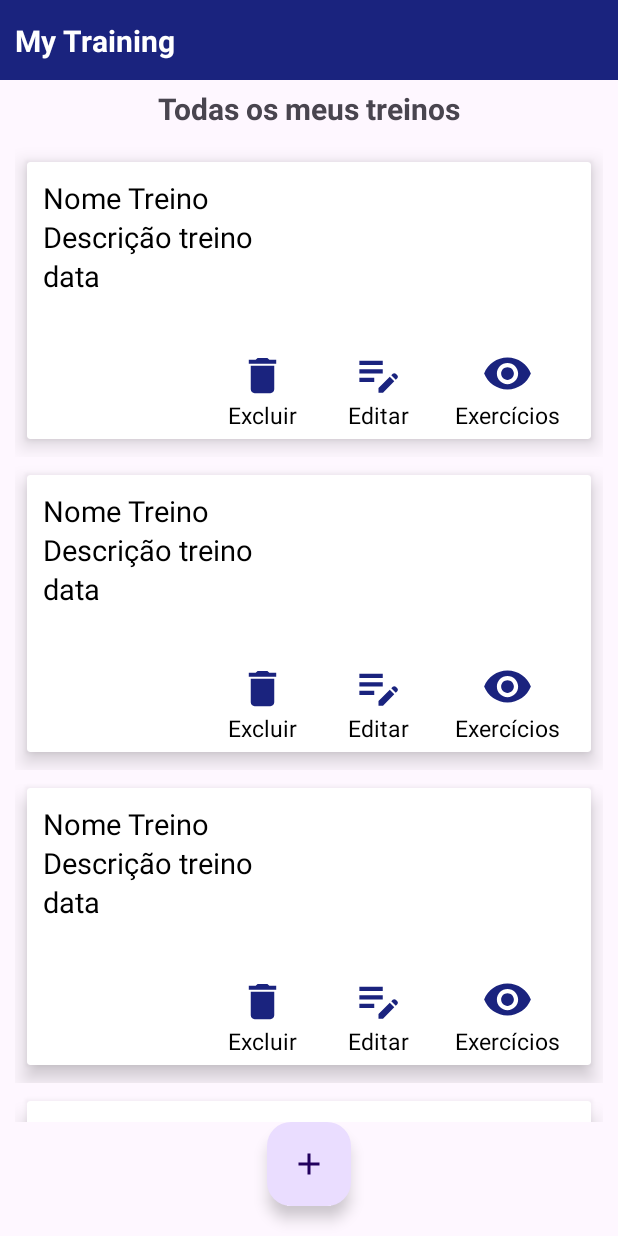
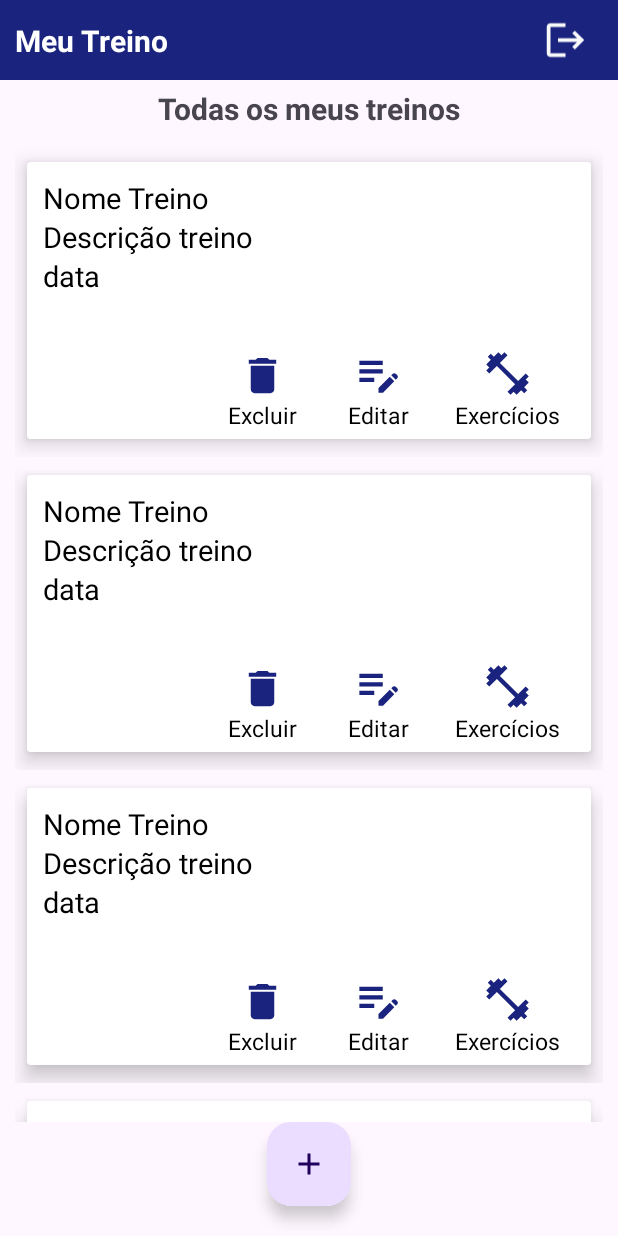
Before and after one commit to luizsfl/MyTrainingProj, an Android app: the layout fragment_traning.xml on its own in the app's theme, with its tools: preview values and no code run, on a phone screen of 412 x 824 dp. Run offline under Robolectric (Android 15) with nearby library versions, the phone set to English and light mode, and no system bars.

Commit message:
Ajustes de layout e criado uma função para logout

```diff
--- a/app/src/main/java/com/gym/mytraining/presentation/adapter/ExerciseAdapter.kt
+++ b/app/src/main/java/com/gym/mytraining/presentation/adapter/ExerciseAdapter.kt
@@ -5,6 +5,7 @@ import android.graphics.Color
 import android.view.LayoutInflater
 import android.view.ViewGroup
 import androidx.recyclerview.widget.RecyclerView
+import com.gym.mytraining.R
 import com.gym.mytraining.databinding.ItemExerciseBinding
 import com.gym.mytraining.databinding.ItemTrainingBinding
 import com.gym.mytraining.domain.model.Exercise
@@ -21,8 +22,9 @@ class ExerciseAdapter(private val dataSet: List<Exercise>) :
     class ViewHolder(val binding: ItemExerciseBinding, val context: Context) : RecyclerView.ViewHolder(binding.root) {
 
         fun bind(item: Exercise){
-            binding.title.text = item.name
-            binding.observation.text = item.observation
+            binding.title.text = context.getString(R.string.name_exercise, item.name)
+            binding.observation.text =
+                context.getString(R.string.observation_exercise, item.observation)
             // binding.date.text = item.date.toString()
             if(item.deleted){
                 binding.container1.setBackgroundColor(Color.DKGRAY)
--- a/app/src/main/java/com/gym/mytraining/presentation/adapter/TrainingAdapter.kt
+++ b/app/src/main/java/com/gym/mytraining/presentation/adapter/TrainingAdapter.kt
@@ -4,6 +4,7 @@ import android.content.Context
 import android.view.LayoutInflater
 import android.view.ViewGroup
 import androidx.recyclerview.widget.RecyclerView
+import com.gym.mytraining.R
 import com.gym.mytraining.databinding.ItemTrainingBinding
 import com.gym.mytraining.domain.model.Training
 
@@ -18,8 +19,9 @@ class TrainingAdapter(private val dataSet: List<Training>) :
     class ViewHolder(val binding: ItemTrainingBinding, val context: Context) : RecyclerView.ViewHolder(binding.root) {
 
         fun bind(item: Training){
-            binding.title.text = item.name
-            binding.description.text = item.description
+            binding.title.text = context.getString(R.string.name_training, item.name)
+            binding.description.text =
+                context.getString(R.string.description_training, item.description)
            // binding.date.text = item.date.toString()
         }
     }
--- /dev/null
+++ b/app/src/main/res/drawable/ic_fitness_center_24.xml
@@ -0,0 +1,5 @@
+<vector android:height="24dp" android:tint="#1A237E"
+    android:viewportHeight="24" android:viewportWidth="24"
+    android:width="24dp" xmlns:android="http://schemas.android.com/apk/res/android">
+    <path android:fillColor="@android:color/white" android:pathData="M20.57,14.86L22,13.43 20.57,12 17,15.57 8.43,7 12,3.43 10.57,2 9.14,3.43 7.71,2 5.57,4.14 4.14,2.71 2.71,4.14l1.43,1.43L2,7.71l1.43,1.43L2,10.57 3.43,12 7,8.43 15.57,17 12,20.57 13.43,22l1.43,-1.43L16.29,22l2.14,-2.14 1.43,1.43 1.43,-1.43 -1.43,-1.43L22,16.29z"/>
+</vector>
--- /dev/null
+++ b/app/src/main/res/drawable/ic_logout_24.xml
@@ -0,0 +1,5 @@
+<vector android:autoMirrored="true" android:height="24dp"
+    android:tint="#F7F9FA" android:viewportHeight="24"
+    android:viewportWidth="24" android:width="24dp" xmlns:android="http://schemas.android.com/apk/res/android">
+    <path android:fillColor="@android:color/white" android:pathData="M17,7l-1.41,1.41L18.17,11H8v2h10.17l-2.58,2.58L17,17l5,-5zM4,5h8V3H4c-1.1,0 -2,0.9 -2,2v14c0,1.1 0.9,2 2,2h8v-2H4V5z"/>
+</vector>
--- a/app/src/main/res/layout/fragment_exercise.xml
+++ b/app/src/main/res/layout/fragment_exercise.xml
@@ -39,7 +39,7 @@
                 android:layout_marginStart="10dp"
                 android:textStyle="bold"
                 android:textColor="@color/white"
-                app:layout_constraintStart_toEndOf="@+id/iv_voltar1"
+                app:layout_constraintStart_toEndOf="@+id/iv_voltar"
                 app:layout_constraintTop_toTopOf="parent"
                 app:layout_constraintBottom_toBottomOf="parent"
                 />
--- a/app/src/main/res/layout/fragment_traning.xml
+++ b/app/src/main/res/layout/fragment_traning.xml
@@ -32,6 +32,18 @@
                 app:layout_constraintBottom_toBottomOf="parent"
                 app:layout_constraintTop_toTopOf="parent"
                 />
+
+            <ImageView
+                android:id="@+id/iv_logout"
+                android:layout_width="30dp"
+                android:layout_height="match_parent"
+                android:layout_marginStart="10dp"
+                android:layout_marginEnd="20dp"
+                app:layout_constraintTop_toTopOf="parent"
+                app:layout_constraintEnd_toEndOf="parent"
+                app:srcCompat="@drawable/ic_logout_24"
+                android:contentDescription="@string/logout" />
+
 
         </androidx.constraintlayout.widget.ConstraintLayout>
 
--- a/app/src/main/res/layout/item_training.xml
+++ b/app/src/main/res/layout/item_training.xml
@@ -89,7 +89,7 @@
                             android:id="@+id/iv_visualizar"
                             android:layout_width="34dp"
                             android:layout_height="34dp"
-                            app:srcCompat="@drawable/ic_visibility_24"
+                            app:srcCompat="@drawable/ic_fitness_center_24"
                             android:contentDescription="@string/tv_exercise" />
 
                         <TextView
--- a/app/src/main/res/navigation/nav_principal.xml
+++ b/app/src/main/res/navigation/nav_principal.xml
@@ -38,6 +38,9 @@
         <action
             android:id="@+id/action_traningFragment_to_exerciseFragment"
             app:destination="@id/exerciseFragment" />
+        <action
+            android:id="@+id/action_traningFragment_to_loginFragment"
+            app:destination="@id/loginFragment" />
     </fragment>
     <fragment
         android:id="@+id/newTraningFragment"
--- a/app/src/main/res/values/strings.xml
+++ b/app/src/main/res/values/strings.xml
@@ -1,5 +1,5 @@
 <resources>
-    <string name="app_name">My Training</string>
+    <string name="app_name">Meu Treino</string>
     <string name="hello_blank_fragment">Hello blank fragment</string>
     <string name="novo_por_aqui"><u>Novo por aqui? Inscreva-se agora.</u></string>
     <string name="precisa_ajuda"><u>Precisa de ajuda?</u></string>
@@ -32,4 +32,9 @@
     <string name="ti_insert_new_exercise">Inserir exercício</string>
     <string name="loading">Carregando</string>
     <string name="tv_look">Visualizar</string>
+    <string name="logout">Deslogar</string>
+    <string name="name_training">Treino: %1$s</string>
+    <string name="description_training">Descrição: %1$s</string>
+    <string name="name_exercise">Exercício: %1$s</string>
+    <string name="observation_exercise">Observação: %1$s</string>
 </resources>
```
Also changed, not shown: app/src/main/java/com/gym/mytraining/presentation/exercise/ExerciseFragment.kt (+13 -0 lines), app/src/main/java/com/gym/mytraining/presentation/newTraning/NewTrainingFragment.kt (+8 -7 lines), app/src/main/java/com/gym/mytraining/presentation/traning/TrainingFragment.kt (+11 -0 lines), app/src/main/java/com/gym/mytraining/data/dataSource/ExerciseDataSource.kt (line endings or trailing spaces).
